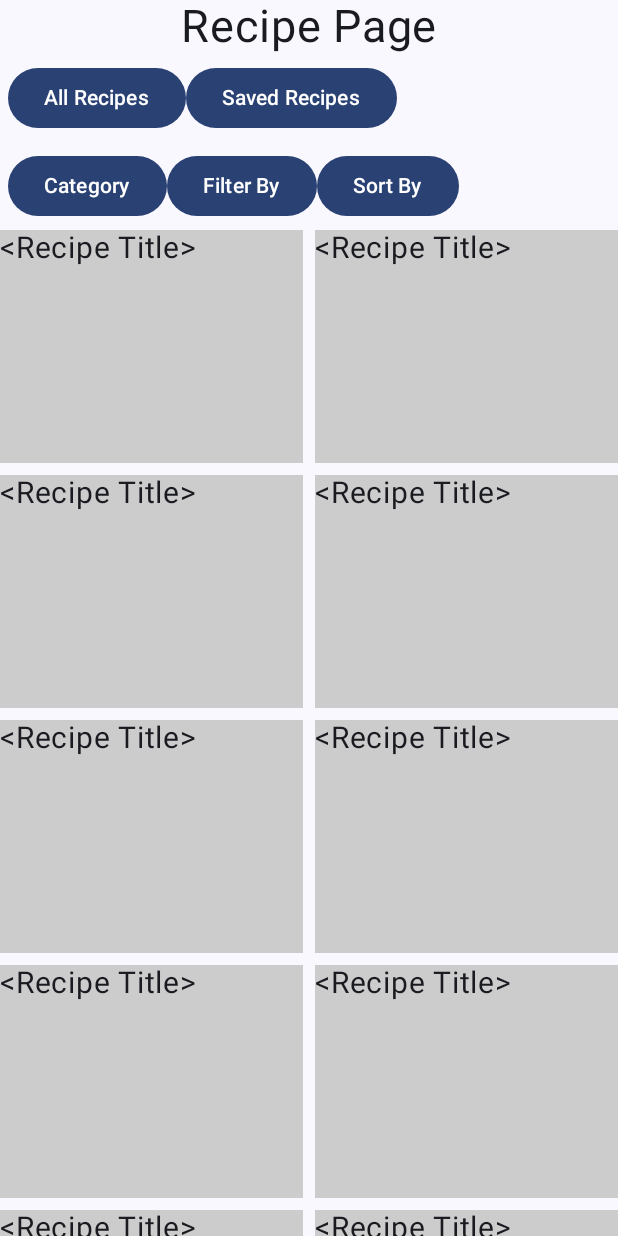
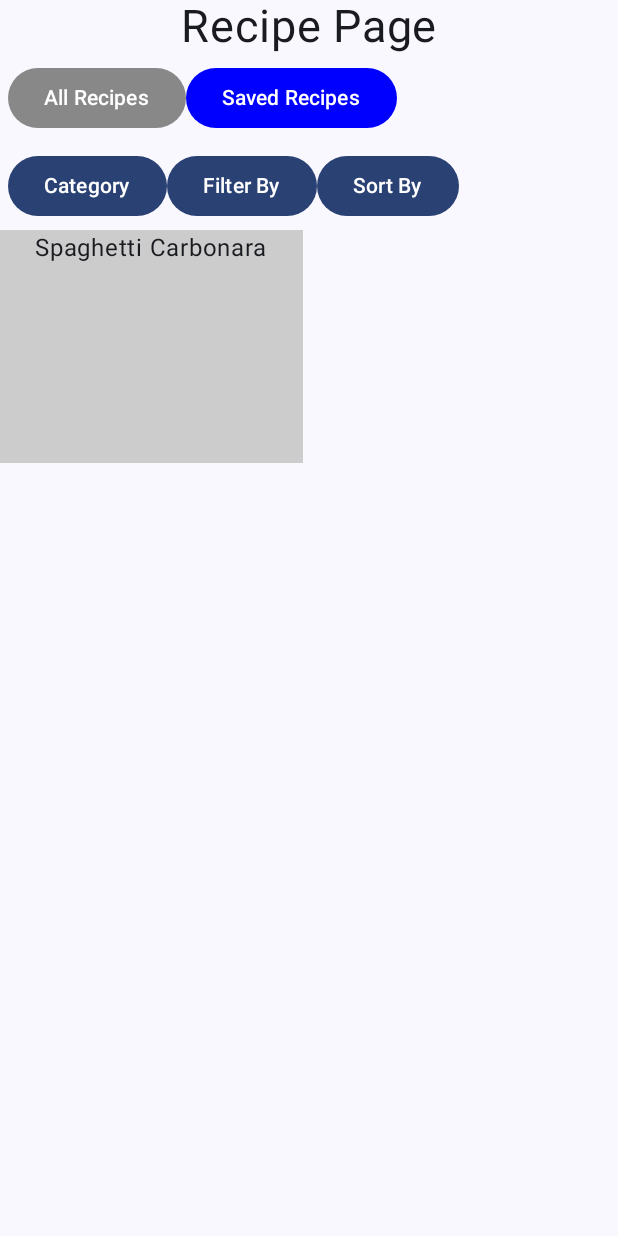
Before and after one commit to AdhDyslexie/meal-prep, an Android app built with Jetpack Compose: the composable RecipePage shown on its own in the app's theme, after a tap on "Saved Recipes", on a phone screen of 412 x 824 dp. Run offline under Robolectric (Android 15) with nearby library versions, the phone set to English and light mode, and no system bars; our stand-ins replace Room's generated code.

Commit message:
Recipe page can now swap between all & saved recipes
- Recipe grid items now use recipe title

```diff
--- a/app/src/main/java/com/example/meal_planner/MainActivity.kt
+++ b/app/src/main/java/com/example/meal_planner/MainActivity.kt
@@ -2,6 +2,7 @@ package com.example.meal_planner
 
 import android.os.Bundle
 import android.util.Log
+import android.util.MutableBoolean
 import androidx.activity.ComponentActivity
 import androidx.activity.compose.setContent
 import androidx.activity.enableEdgeToEdge
@@ -26,12 +27,19 @@ import androidx.compose.foundation.pager.rememberPagerState
 import androidx.compose.foundation.shape.RoundedCornerShape
 import androidx.compose.material3.Button
 import androidx.compose.material3.ButtonColors
+import androidx.compose.material3.ButtonDefaults
 import androidx.compose.material3.ButtonDefaults.buttonColors
 import androidx.compose.material3.Scaffold
 import androidx.compose.material3.Text
 import androidx.compose.runtime.Composable
+import androidx.compose.runtime.MutableState
 import androidx.compose.runtime.collectAsState
+import androidx.compose.runtime.getValue
+import androidx.compose.runtime.mutableIntStateOf
+import androidx.compose.runtime.mutableStateOf
+import androidx.compose.runtime.remember
 import androidx.compose.runtime.rememberCoroutineScope
+import androidx.compose.runtime.setValue
 import androidx.compose.ui.Alignment
 import androidx.compose.ui.Modifier
 import androidx.compose.ui.graphics.Color
@@ -227,26 +235,63 @@ fun HomePage(modifier: Modifier = Modifier, viewmodel: RecipeViewModel) {
 
 @Composable
 fun RecipePage(modifier: Modifier = Modifier, viewmodel: RecipeViewModel) {
+    var changeRecipeList by remember { mutableIntStateOf(0) }
+
+    val recipesFlow = remember(changeRecipeList, viewmodel) {
+        if (changeRecipeList == 0) {
+            viewmodel.getAllRecipesWithDetails()
+        } else {
+            viewmodel.getAllSavedRecipes()
+        }
+    }
+
+    val allRecipes = recipesFlow.collectAsState(initial = emptyList()).value
+
     Column(modifier = Modifier.fillMaxSize(), horizontalAlignment = Alignment.CenterHorizontally) {
         Text(text = "Recipe Page", fontSize = 30.sp)
-        Row(modifier = Modifier.fillMaxWidth().padding(5.dp), verticalAlignment = Alignment.CenterVertically
+
+        // Select All or Saved recipes
+        Row(
+            modifier = Modifier.fillMaxWidth().padding(5.dp),
+            verticalAlignment = Alignment.CenterVertically
         ) {
-            Button(onClick = {/*TODO: List All Recipes*/}) { Text("All Recipes") }
-            Button(onClick = {/*TODO: List All Saved Recipes*/}) { Text("Saved Recipes") }
+            Button(
+                onClick = { changeRecipeList = 0 },
+                colors = ButtonDefaults.buttonColors(
+                    containerColor = if (changeRecipeList == 0) Color.Blue else Color.Gray
+                )
+            ) {
+                Text("All Recipes")
             }
+
+            Button(
+                onClick = { changeRecipeList = 1 },
+                colors = ButtonDefaults.buttonColors(
+                    containerColor = if (changeRecipeList == 1) Color.Blue else Color.Gray
+                )
+            ) {
+                Text("Saved Recipes")
+            }
+        }
+
+        // Filter Options
         Row(modifier = Modifier.fillMaxWidth().padding(5.dp), verticalAlignment = Alignment.CenterVertically
         ) {
             Button(onClick = {/*TODO: List All Recipes*/}) { Text("Category") }
             Button(onClick = {/*TODO: List All Saved Recipes*/}) { Text("Filter By") }
             Button(onClick = {/*TODO: List All Saved Recipes*/}) { Text("Sort By") }
         }
+
+        // Display Recipe Grid
         LazyVerticalGrid(
             columns = GridCells.Fixed(2),
             verticalArrangement = Arrangement.spacedBy(8.dp),
             horizontalArrangement = Arrangement.spacedBy(8.dp),
         ) {
+
+            allRecipes.let {
                 items(
-                count = 15
+                    count = it.size
                 ) { index ->
                     /*ImageItem(
                         index = index,
@@ -254,7 +299,8 @@ fun RecipePage(modifier: Modifier = Modifier, viewmodel: RecipeViewModel) {
                         onClick = onImageSelected,
                         modifier = Modifier.animateItem()
                     )*/
-                RecipeCard()
+                    RecipeCard(it[index].toRecipeInfo())
+                }
             }
         }
     }
@@ -310,7 +356,7 @@ fun MealButton(name: String, onClick: () -> Unit) {
 }
 
 @Composable
-fun RecipeCard() {
+fun RecipeCard(recipeInfo: RecipeInfo) {
     /*
     Needs a:
     - Constrained box
@@ -323,7 +369,8 @@ fun RecipeCard() {
         modifier = Modifier
             .fillMaxSize()
             .aspectRatio(1.3f)
-            .background(Color.LightGray)
+            .background(Color.LightGray),
+        contentAlignment = Alignment.TopCenter
 //            .graphicsLayer { rotationY = angle; clip = false },
     ) {
         // box constraints
@@ -341,7 +388,7 @@ fun RecipeCard() {
 //                contentScale = ContentScale.Crop,
 //                modifier = Modifier.fillMaxSize()
 //            )
-        Text(text = "<Recipe Title>", fontSize = 20.sp)
+        Text(text = recipeInfo.name, fontSize = 16.sp)
 
         Button(
             onClick = {
```
Lines whose indentation alone changed are shown as unchanged.
